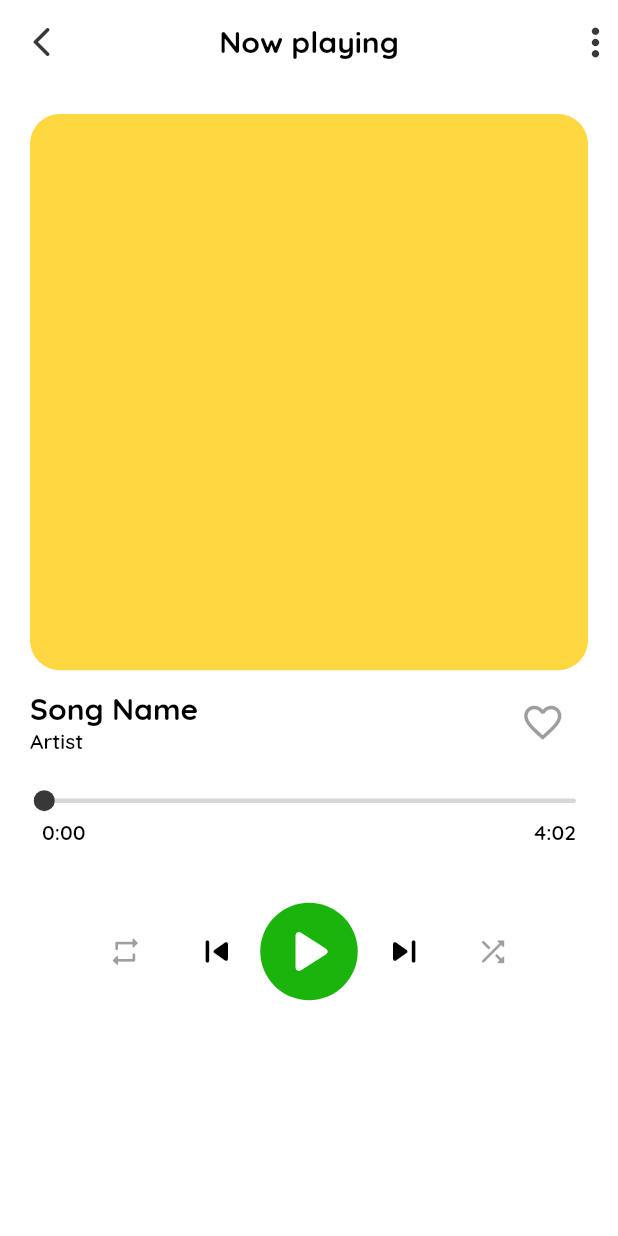
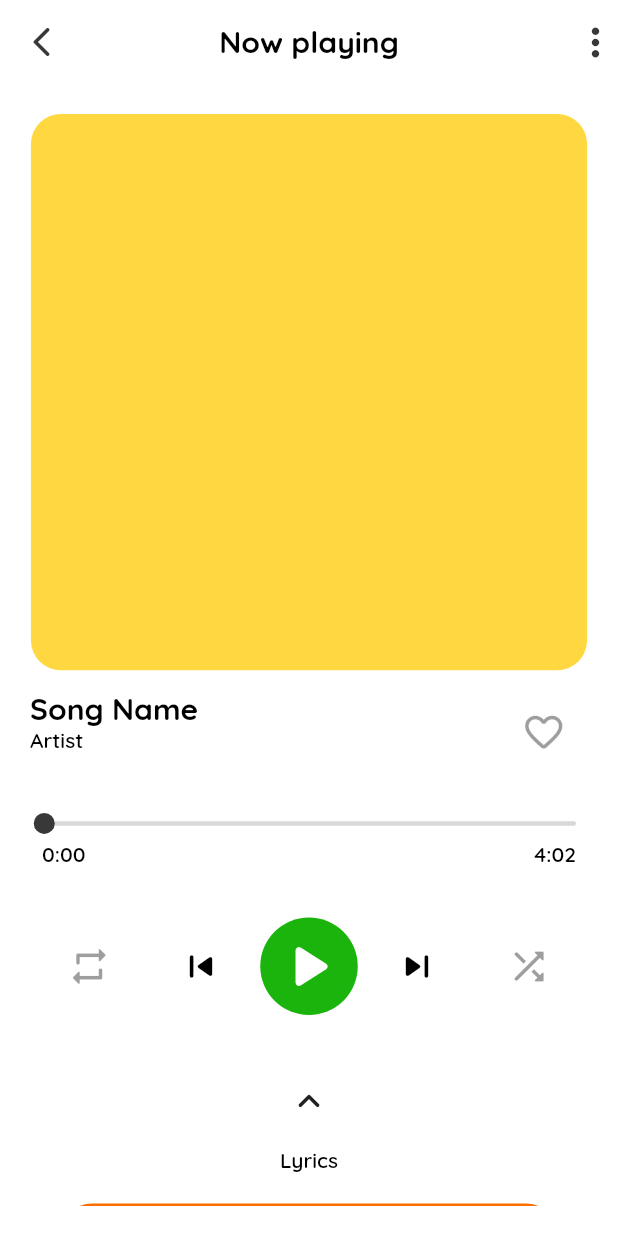
Before and after one commit to aryanmajhi75/warpd, a Flutter app: the MusicPlayer screen opened by its route, on a phone screen of 412 x 824 dp. Run offline on Flutter 3.47's test engine with Material 2 defaults, Android fonts, the light colour scheme and no system bars; drawn by our look-alikes of audio_video_progress_bar, flutter_animate; our stand-ins replace appwrite.

Commit message:
finished ui design of music player and animation of buttons

```diff
--- a/spotify/lib/components/buttonRow.dart
+++ b/spotify/lib/components/buttonRow.dart
@@ -1,48 +1,75 @@
 import 'package:flutter/material.dart';
 import 'package:spotify/constants.dart';
 
-class ButtonRow extends StatelessWidget {
+class ButtonRow extends StatefulWidget {
   const ButtonRow({super.key});
 
-  final bool _isPressed = false;
+  @override
+  State<ButtonRow> createState() => _ButtonRowState();
+}
+
+class _ButtonRowState extends State<ButtonRow> {
+  bool _isPlaying = false;
+  bool _isShuffle = false;
+  int repeat = 0;
+  Icon repeatButton = const Icon(
+    Icons.repeat_rounded,
+    size: 30,
+  );
+
   @override
   Widget build(BuildContext context) {
     return Row(
-      mainAxisAlignment: MainAxisAlignment.center,
+      mainAxisAlignment: MainAxisAlignment.spaceEvenly,
       crossAxisAlignment: CrossAxisAlignment.center,
       children: [
         //Repeat Button
         ElevatedButton(
           style: ButtonStyle(
             shape: const MaterialStatePropertyAll(CircleBorder()),
-            fixedSize: const MaterialStatePropertyAll(
-              Size(5, 5),
-            ),
+            // fixedSize: const MaterialStatePropertyAll(
+            //   Size(5, 5),
+            // ),
             backgroundColor: const MaterialStatePropertyAll(Colors.transparent),
-            iconColor: _isPressed
-                ? MaterialStatePropertyAll(spotifyGreen)
-                : const MaterialStatePropertyAll(Colors.black38),
+            animationDuration: const Duration(seconds: 1),
+            padding: const MaterialStatePropertyAll(EdgeInsets.all(20)),
+            iconColor: repeat == 0
+                ? const MaterialStatePropertyAll(Colors.black38)
+                : MaterialStatePropertyAll(spotifyGreen),
           ),
           onPressed: () {
-            // if (_isPressed) {
-            //   setState(() => _isPressed = false);
-            // } else {
-            //   setState(() => _isPressed = true);
-            // }
+            if (repeat == 0) {
+              //repeat off
+              setState(() {
+                repeat = 1;
+                repeatButton = const Icon(Icons.repeat_rounded);
+              });
+            } else if (repeat == 1) //repeat all songs
+            {
+              setState(() {
+                repeat = 2;
+                repeatButton = const Icon(Icons.repeat_one_rounded);
+              });
+            } else if (repeat == 2) //repeat current song
+            {
+              setState(() {
+                repeat = 0;
+                repeatButton = const Icon(Icons.repeat_rounded);
+              });
+            }
           },
-          child: const Icon(
-            Icons.repeat_rounded,
-            size: 23,
-          ),
+          child: repeatButton,
         ),
 
         //Previous Button
         ElevatedButton(
           style: const ButtonStyle(
             shape: MaterialStatePropertyAll(CircleBorder()),
-            fixedSize: MaterialStatePropertyAll(
-              Size(5, 5),
-            ),
+            // fixedSize: MaterialStatePropertyAll(
+            //   Size(25, 25),
+            // ),
+            animationDuration: Duration(seconds: 1),
+            padding: MaterialStatePropertyAll(EdgeInsets.all(20)),
             backgroundColor: MaterialStatePropertyAll(Colors.transparent),
             iconColor: MaterialStatePropertyAll(Colors.black),
           ),
@@ -78,25 +105,32 @@ class ButtonRow extends StatelessWidget {
             iconColor: MaterialStatePropertyAll(spotifyWhite),
           ),
           onPressed: () {
-            // if (_isPressed) {
-            //   setState(() => _isPressed = false);
-            // } else {
-            //   setState(() => _isPressed = true);
-            // }
+            if (_isPlaying) {
+              setState(() => _isPlaying = false);
+            } else {
+              setState(() => _isPlaying = true);
+            }
           },
-          child: const Icon(
-            Icons.play_arrow_rounded,
-            size: 50,
-          ),
+          child: _isPlaying
+              ? const Icon(
+                  Icons.pause_rounded,
+                  size: 50,
+                )
+              : const Icon(
+                  Icons.play_arrow_rounded,
+                  size: 50,
+                ),
         ),
 
         //Next Button
         ElevatedButton(
           style: const ButtonStyle(
             shape: MaterialStatePropertyAll(CircleBorder()),
-            fixedSize: MaterialStatePropertyAll(
-              Size(5, 5),
-            ),
+            // fixedSize: MaterialStatePropertyAll(
+            //   Size(5, 5),
+            // ),
+            animationDuration: Duration(seconds: 1),
+            padding: MaterialStatePropertyAll(EdgeInsets.all(20)),
             backgroundColor: MaterialStatePropertyAll(Colors.transparent),
             iconColor: MaterialStatePropertyAll(Colors.black),
           ),
@@ -117,24 +151,26 @@ class ButtonRow extends StatelessWidget {
         ElevatedButton(
           style: ButtonStyle(
             shape: const MaterialStatePropertyAll(CircleBorder()),
-            fixedSize: const MaterialStatePropertyAll(
-              Size(5, 5),
-            ),
+            // fixedSize: const MaterialStatePropertyAll(
+            //   Size(5, 5),
+            // ),
+            animationDuration: const Duration(seconds: 1),
+            padding: const MaterialStatePropertyAll(EdgeInsets.all(20)),
             backgroundColor: const MaterialStatePropertyAll(Colors.transparent),
-            iconColor: _isPressed
+            iconColor: _isShuffle
                 ? MaterialStatePropertyAll(spotifyGreen)
                 : const MaterialStatePropertyAll(Colors.black38),
           ),
           onPressed: () {
-            // if (_isPressed) {
-            //   setState(() => _isPressed = false);
-            // } else {
-            //   setState(() => _isPressed = true);
-            // }
+            if (_isShuffle) {
+              setState(() => _isShuffle = false);
+            } else {
+              setState(() => _isShuffle = true);
+            }
           },
           child: const Icon(
             Icons.shuffle_rounded,
-            size: 23,
+            size: 30,
           ),
         ),
       ],
--- /dev/null
+++ b/spotify/lib/components/customAnimatedButton.dart
@@ -0,0 +1,51 @@
+import 'package:flutter/material.dart';
+import 'package:flutter_animate/flutter_animate.dart';
+
+class CustomAnimatedButton extends StatefulWidget {
+  const CustomAnimatedButton(
+      {super.key, required this.captionText, required this.animateIcon});
+  final String captionText;
+  final IconData animateIcon;
+
+  @override
+  State<CustomAnimatedButton> createState() => _CustomAnimatedButtonState();
+}
+
+class _CustomAnimatedButtonState extends State<CustomAnimatedButton> {
+  @override
+  Widget build(BuildContext context) {
+    return Column(
+      children: [
+        Icon(
+          widget.animateIcon,
+          size: 30,
+        )
+            .animate(
+              onInit: (controller) => controller.reverse(),
+              onComplete: (controller) => controller.repeat(),
+            )
+            .fade(
+              curve: Curves.easeInOut,
+              duration: const Duration(
+                seconds: 1,
+              ),
+            )
+            .slideY(
+              begin: 0.5,
+              end: -0.5,
+              delay: const Duration(
+                milliseconds: 60,
+              ),
+              duration: const Duration(
+                seconds: 2,
+              ),
+              curve: Curves.bounceOut,
+            ),
+        Text(
+          widget.captionText,
+          style: Theme.of(context).textTheme.displayMedium,
+        ),
+      ],
+    );
+  }
+}
--- a/spotify/lib/pages/musicplayer.dart
+++ b/spotify/lib/pages/musicplayer.dart
@@ -1,6 +1,8 @@
 import 'package:audio_video_progress_bar/audio_video_progress_bar.dart';
 import 'package:flutter/material.dart';
+import 'package:flutter/rendering.dart';
 import 'package:spotify/components/buttonRow.dart';
+import 'package:spotify/components/customAnimatedButton.dart';
 import 'package:spotify/constants.dart';
 
 class MusicPlayer extends StatefulWidget {
@@ -11,11 +13,13 @@ class MusicPlayer extends StatefulWidget {
 }
 
 class _MusicPlayerState extends State<MusicPlayer> {
+  final ScrollController _scrollController = ScrollController();
   bool _isPressed = false;
   final Duration _totalDuration = Duration(
     minutes: 4,
     seconds: 02,
   );
+  bool _isVisible = true;
   @override
   Widget build(BuildContext context) {
     final deviceHeight = MediaQuery.of(context).size.height;
@@ -41,10 +45,33 @@ class _MusicPlayerState extends State<MusicPlayer> {
       body: SafeArea(
         child: Padding(
           padding: const EdgeInsets.all(20),
+          child: NotificationListener<ScrollNotification>(
+            onNotification: (scrollNotification) {
+              if (_scrollController.position.userScrollDirection ==
+                  ScrollDirection.forward) {
+                setState(() {
+                  _isVisible = true;
+                });
+              } else if (_scrollController.position.userScrollDirection ==
+                  ScrollDirection.reverse) {
+                setState(() {
+                  _isVisible = false;
+                });
+                // } else {
+                //   setState(() {
+                //     _isVisible = true;
+                //   });
+              }
+              return true;
+            },
+            child: SingleChildScrollView(
+              controller: _scrollController,
+              scrollDirection: Axis.vertical,
               child: Column(
                 children: [
                   Container(
                     height: deviceHeight * 0.45,
+                    width: deviceWidth * 0.9,
                     decoration: BoxDecoration(
                       borderRadius: BorderRadius.circular(20),
                       color: Colors.amberAccent,
@@ -58,25 +85,29 @@ class _MusicPlayerState extends State<MusicPlayer> {
                       Positioned(
                         left: 10,
                         child: SizedBox(
+                          height: deviceHeight * 0.07,
                           width: deviceWidth * 0.73,
+                          // color: Colors.amber[900],
                           child: Column(
                             // mainAxisAlignment: MainAxisAlignment.start,
                             crossAxisAlignment: CrossAxisAlignment.start,
                             children: [
                               Text(
                                 "Song Name",
-                            style: Theme.of(context).textTheme.headlineMedium,
+                                style:
+                                    Theme.of(context).textTheme.headlineMedium,
                               ),
                               Text(
                                 "Artist",
-                            style: Theme.of(context).textTheme.displayMedium,
+                                style:
+                                    Theme.of(context).textTheme.displayMedium,
                               ),
                             ],
                           ),
                         ),
                       ),
-                  const SizedBox(
-                    width: 10,
+                      SizedBox(
+                        width: deviceWidth * 0.026,
                       ),
                       //Favourite button
                       ElevatedButton(
@@ -85,8 +116,8 @@ class _MusicPlayerState extends State<MusicPlayer> {
                           fixedSize: const MaterialStatePropertyAll(
                             Size(5, 5),
                           ),
-                      backgroundColor:
-                          const MaterialStatePropertyAll(Colors.transparent),
+                          backgroundColor: const MaterialStatePropertyAll(
+                              Colors.transparent),
                           iconColor: _isPressed
                               ? MaterialStatePropertyAll(spotifyGreen)
                               : const MaterialStatePropertyAll(Colors.black38),
@@ -98,14 +129,14 @@ class _MusicPlayerState extends State<MusicPlayer> {
                             setState(() => _isPressed = true);
                           }
                         },
-                    child: const Icon(
-                      Icons.favorite_border_outlined,
-                    ),
+                        child: _isPressed
+                            ? const Icon(Icons.favorite_rounded)
+                            : const Icon(Icons.favorite_border_rounded),
                       ),
                     ],
                   ),
-              const SizedBox(
-                height: 15,
+                  SizedBox(
+                    height: deviceHeight * 0.02,
                   ),
                   Padding(
                     padding: const EdgeInsets.all(8),
@@ -120,15 +151,40 @@ class _MusicPlayerState extends State<MusicPlayer> {
                       thumbRadius: 7,
                       baseBarColor: spotifyGray,
                       thumbGlowRadius: 0,
-                  timeLabelTextStyle: Theme.of(context).textTheme.displayMedium,
+                      timeLabelTextStyle:
+                          Theme.of(context).textTheme.displayMedium,
                       timeLabelPadding: 5,
                     ),
                   ),
-              const SizedBox(
-                height: 30,
+                  SizedBox(
+                    height: deviceHeight * 0.03,
                   ),
                   const ButtonRow(),
+                  SizedBox(
+                    height: deviceHeight * 0.07,
+                  ),
+                  Visibility(
+                    visible: _isVisible,
+                    child: const CustomAnimatedButton(
+                      captionText: "Lyrics",
+                      animateIcon: Icons.keyboard_arrow_up_rounded,
+                    ),
+                  ),
+                  const SizedBox(
+                    height: 20,
+                  ),
+                  Container(
+                    decoration: BoxDecoration(
+                      color: Colors.amber[900],
+                      borderRadius: BorderRadius.circular(20),
+                    ),
+                    width: deviceWidth * 0.8,
+                    height: 400,
+                    // child: Text("Lyrics"),
+                  )
                 ],
+              ),
+            ),
           ),
         ),
       ),
--- a/spotify/pubspec.yaml
+++ b/spotify/pubspec.yaml
@@ -11,6 +11,7 @@ dependencies:
     sdk: flutter
   appwrite: ^8.1.0
   audio_video_progress_bar:
+  flutter_animate:
 
 dev_dependencies:
   flutter_test:
```
Also changed, not shown: spotify/pubspec.lock. Lines whose indentation alone changed are shown as unchanged.
